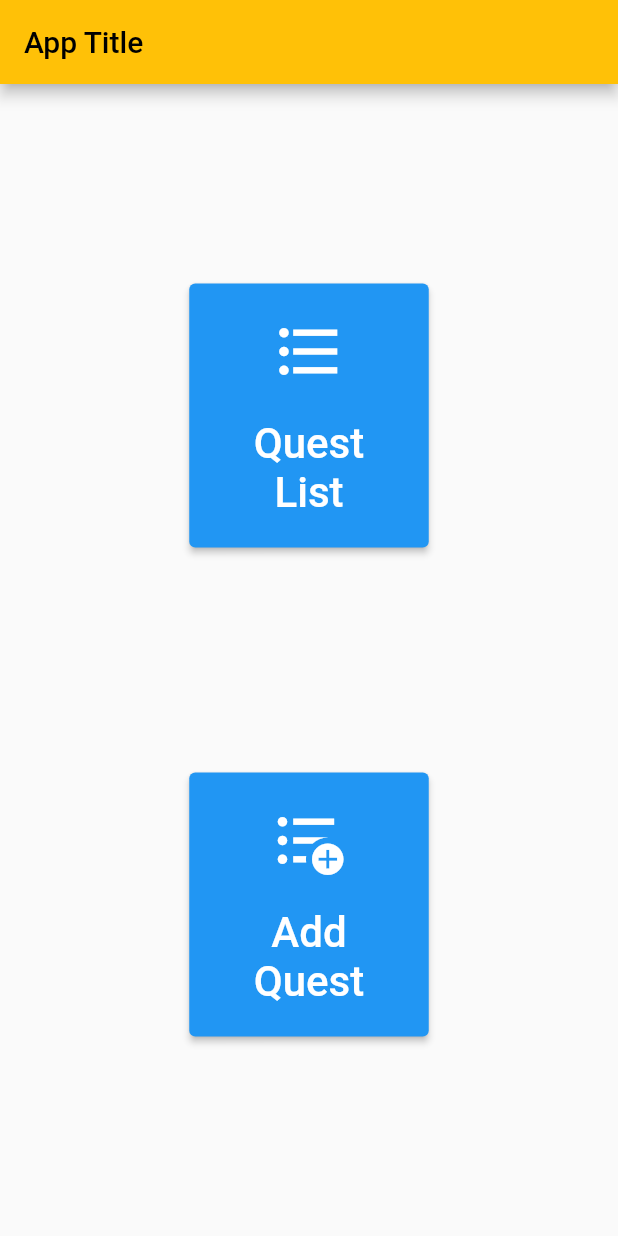
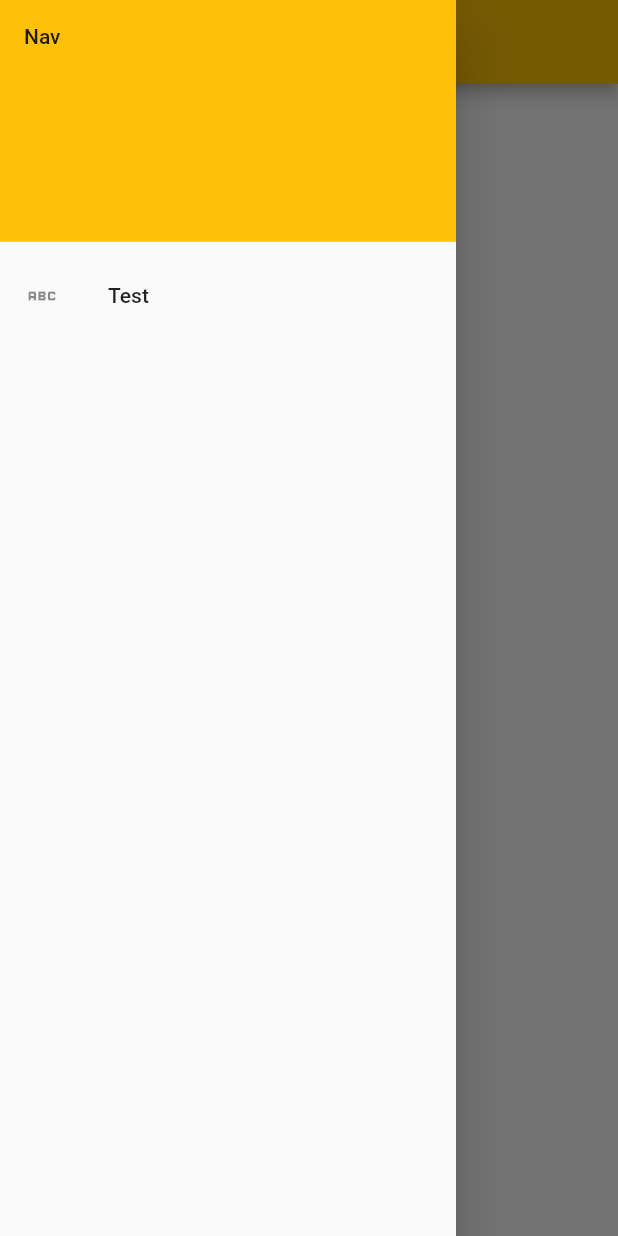
Before and after one commit to lauro-ss/Practices_Flutter, a Flutter app: the screen it shows after launch, with the side drawer open (before the commit the screen has no drawer), on a phone screen of 412 x 824 dp. Run offline on Flutter 3.47's test engine with Material 2 defaults, Android fonts, the phone set to English and light mode, and no system bars.

Commit message:
add nav widget on main screen

```diff
--- a/basic/lib/main.dart
+++ b/basic/lib/main.dart
@@ -2,6 +2,7 @@ import 'package:basic/quest_builder.dart';
 import 'package:basic/quest_form.dart';
 import 'package:basic/quests.dart';
 import 'package:flutter/material.dart';
+import './nav.dart';
 
 main() => runApp(const App());
 
@@ -12,7 +13,9 @@ class AppState extends State<App> {
   Widget build(BuildContext context) {
     return MaterialApp(
         home: Scaffold(
+            drawer: const Nav(),
             appBar: AppBar(
+              iconTheme: const IconThemeData(color: Colors.black),
               title: const Text(
                 "App Title",
                 style: TextStyle(color: Colors.black),
```
